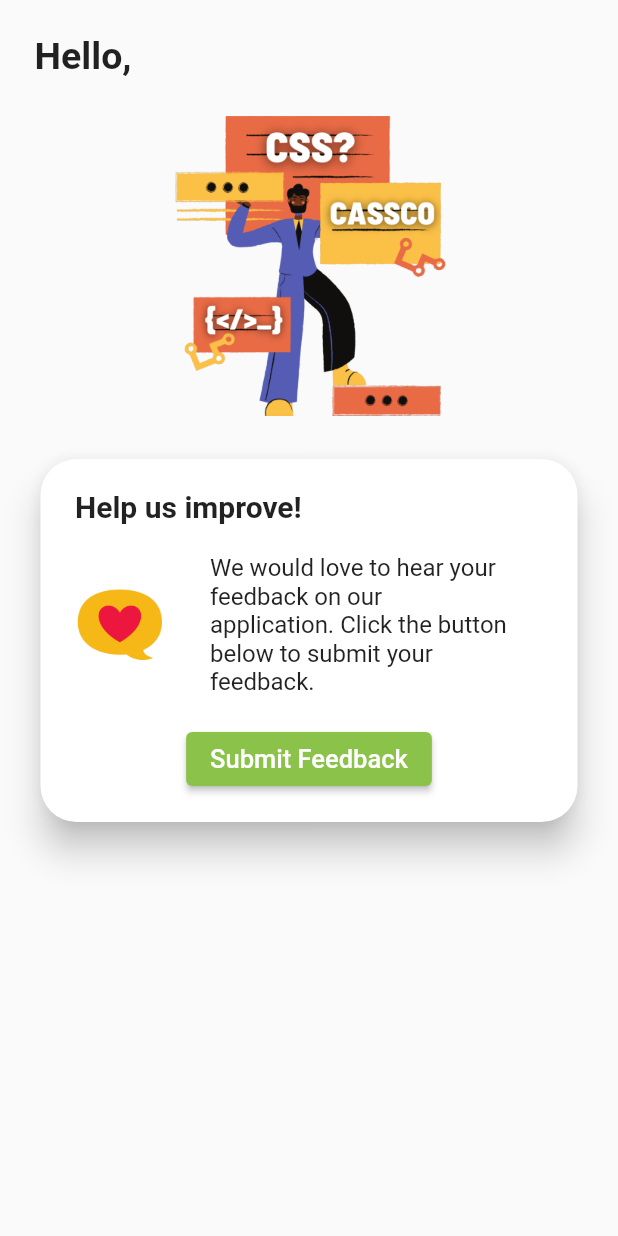
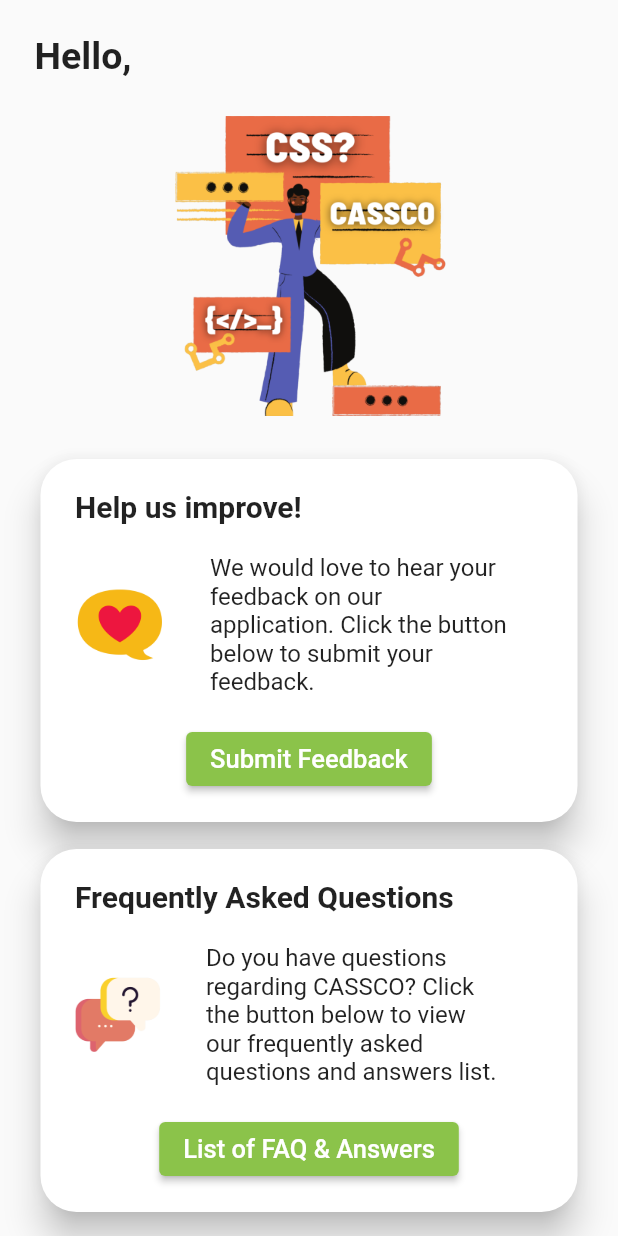
Before and after one commit to aisrha/cassco_app, a Flutter app: the HomePageScreen screen opened directly, on a phone screen of 412 x 824 dp. Run offline on Flutter 3.47's test engine with Material 2 defaults, Android fonts, the phone set to English and light mode, and no system bars; our stand-ins replace cloud_firestore, firebase_auth, firebase_core, fluttertoast; accounts and stored records are empty.

Commit message:
Add faqCard
- also remove comments

```diff
--- a/lib/screens/homepage_screen.dart
+++ b/lib/screens/homepage_screen.dart
@@ -1,4 +1,5 @@
 import 'package:casscoapp/model/user_model.dart';
+import 'package:casscoapp/screens/faq_screen.dart';
 import 'package:casscoapp/widgets/feedback_widget.dart';
 import 'package:cloud_firestore/cloud_firestore.dart';
 import 'package:firebase_auth/firebase_auth.dart';
@@ -94,41 +95,69 @@ class _HomePageScreenState extends State<HomePageScreen> {
           ),
         ));
 
+    // FAQ Card
+    final faqCard = Card(
+        elevation: 10,
+        clipBehavior: Clip.antiAlias,
+        shape: RoundedRectangleBorder(
+          borderRadius: BorderRadius.circular(24),
+        ),
+        child: Padding(
+          padding: EdgeInsets.fromLTRB(23, 20, 23, 10),
+          child: Column(
+            mainAxisAlignment: MainAxisAlignment.start,
+            crossAxisAlignment: CrossAxisAlignment.start,
+            children: [
+              Text(
+                'Frequently Asked Questions',
+                style: TextStyle(
+                  fontSize: 20,
+                  fontWeight: FontWeight.bold,
+                ),
+              ),
+              SizedBox(height: 20),
+              Row(
+                mainAxisAlignment: MainAxisAlignment.start,
+                children: [
+                  SizedBox(
+                    height: 50,
+                    child: Image.asset("assets/faq.png", fit: BoxFit.contain),
+                  ),
+                  SizedBox(width: 30),
+                  SizedBox(
+                    width: 200,
+                    child: Text(
+                      'Do you have questions regarding CASSCO? Click the button below to view our frequently asked questions and answers list.',
+                      style: TextStyle(fontSize: 16),
+                    ),
+                  ),
+                ],
+              ),
+              SizedBox(height: 10),
+              ButtonBar(
+                alignment: MainAxisAlignment.center,
+                children: [
+                  ElevatedButton(
+                    onPressed: () {
+                      Navigator.push(context,
+                          MaterialPageRoute(builder: (context) => FaqScreen()));
+                    },
+                    style: ButtonStyle(
+                      backgroundColor:
+                          MaterialStateProperty.all<Color>(Colors.lightGreen),
+                    ),
+                    child: Text(
+                      'List of FAQ & Answers',
+                      style: TextStyle(fontSize: 17, color: Colors.white),
+                    ),
+                  )
+                ],
+              ),
+            ],
+          ),
+        ));
+
     return Scaffold(
-      // body: Center(
-      //   child: Padding(
-      //     padding: EdgeInsets.all(20),
-      //     child: Column(
-      //       mainAxisAlignment: MainAxisAlignment.center,
-      //       crossAxisAlignment: CrossAxisAlignment.center,
-      //       children: <Widget>[
-      //         SizedBox(
-      //           height: 150,
-      //           child: Image.asset("assets/logo.png", fit: BoxFit.contain),
-      //         ),
-      //         SizedBox(height: 20),
-      //         Text(
-      //           "Welcome Back",
-      //           style: TextStyle(
-      //             fontSize: 20,
-      //             fontWeight: FontWeight.bold,
-      //           ),
-      //         ),
-      //         SizedBox(height: 10),
-      //         Text(
-      //           "${loggedInUser.firstName} ${loggedInUser.secondName}",
-      //           style:
-      //               TextStyle(color: Colors.black, fontWeight: FontWeight.w500),
-      //         ),
-      //         Text(
-      //           "${loggedInUser.email}",
-      //           style:
-      //               TextStyle(color: Colors.black, fontWeight: FontWeight.w500),
-      //         )
-      //       ],
-      //     ),
-      //   ),
-      // ),
       body: ListView(
         padding: EdgeInsets.all(23),
         children: <Widget>[
@@ -146,6 +175,8 @@ class _HomePageScreenState extends State<HomePageScreen> {
           ),
           SizedBox(height: 25),
           feedbackCard,
+          SizedBox(height: 10),
+          faqCard,
         ],
       ),
     );
```
